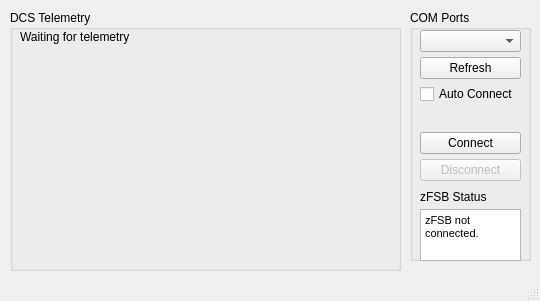
Old version of the form zTelem.ui in the repository zinjguo/zTelem.
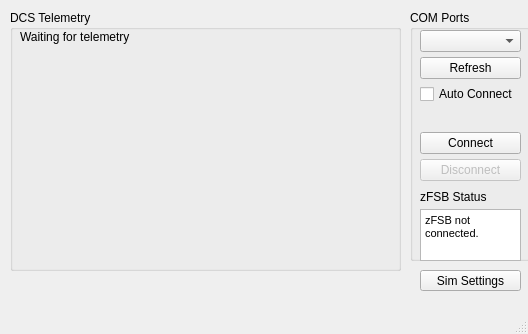
New version of the form.

Commit message: modified:   defaults.xml 	modified:   main.py 	modified:   settingsmanager.py 	modified:   settingswindow.py 	modified:   telemManager.py 	modified:   userconfig.xml 	modified:   userconfig.xml.backup 	new file:   userconfig_Zinj_20240228_2220_corrupted.bak 	new file:   userconfig_Zinj_20240228_2232_corrupted.bak 	modified:   utils.py 	modified:   zTelem.ui 	new file:   zTelem_ui.py

What changed in the file:
```diff
--- a/zTelem.ui
+++ b/zTelem.ui
@@ -6,8 +6,8 @@
    <rect>
     <x>0</x>
     <y>0</y>
-    <width>540</width>
-    <height>301</height>
+    <width>528</width>
+    <height>334</height>
    </rect>
   </property>
   <property name="sizePolicy">
@@ -192,6 +192,19 @@
      </property>
     </widget>
    </widget>
+   <widget class="QPushButton" name="simSettingsBtn">
+    <property name="geometry">
+     <rect>
+      <x>420</x>
+      <y>270</y>
+      <width>101</width>
+      <height>21</height>
+     </rect>
+    </property>
+    <property name="text">
+     <string>Sim Settings</string>
+    </property>
+   </widget>
   </widget>
   <widget class="QMenuBar" name="menubar">
    <property name="geometry">
```
Left out of the diff: 5 changed lines with no effect on the pictures. The commit also changes 11 other files.
